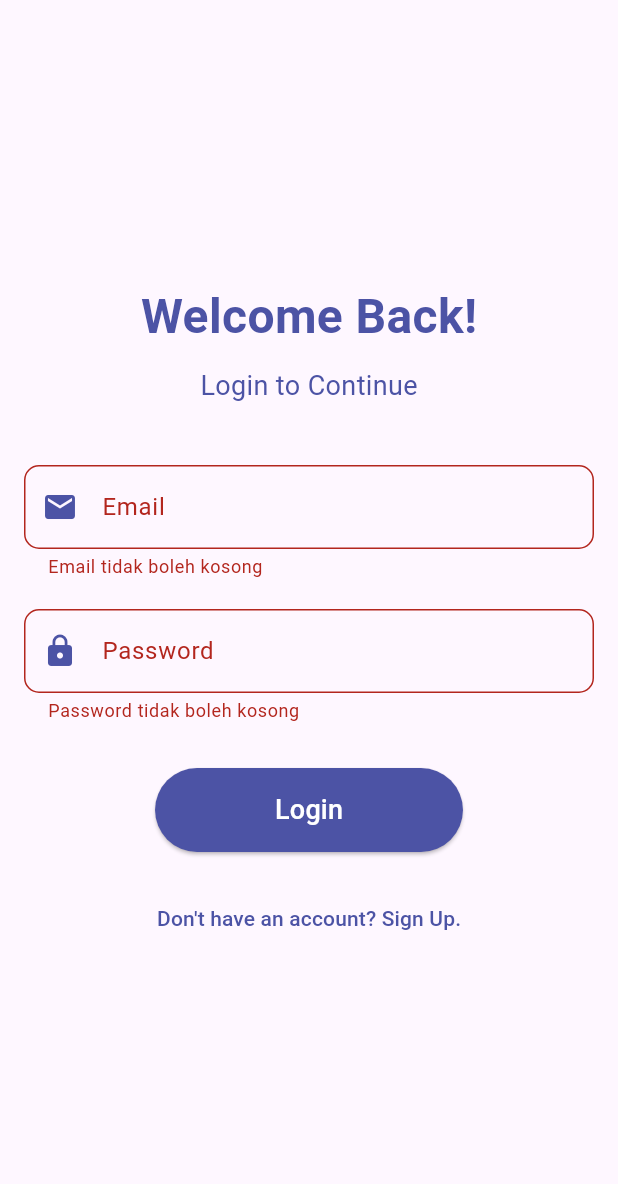
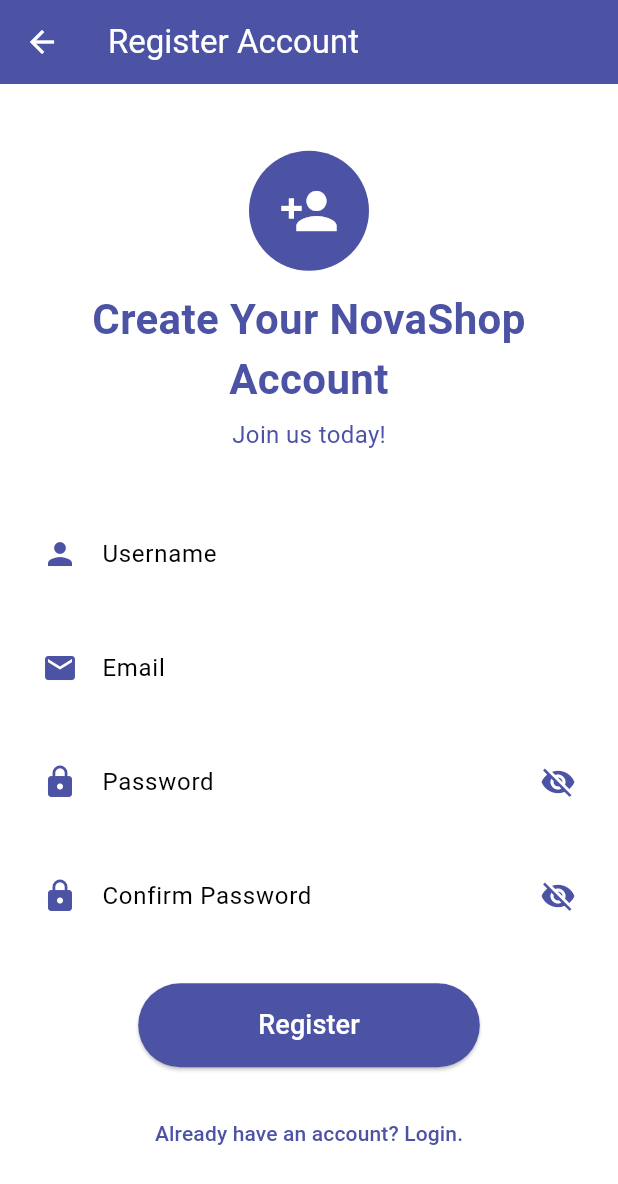
Before and after one commit to lemaopisang/UI_E-Commerce, a Flutter app: the screen it shows after launch, after a tap on "Login", after a tap on "Don't have an account? Sign Up.", on a phone screen of 412 x 824 dp. Shown: the top 1184 px of the screen. Run offline on Flutter 3.47's test engine with Material 3 defaults, Android fonts, the phone set to English and light mode, and no system bars.

Commit message:
V0.1 Beta Update

```diff
--- a/ui_ecommerce/lib/main.dart
+++ b/ui_ecommerce/lib/main.dart
@@ -1,19 +1,33 @@
 import 'package:flutter/material.dart';
 import 'pages/login_page.dart';
+import 'pages/register_page.dart';
 
 void main() {
-  runApp(const MyApp());
+  runApp(const NovaShopApp());
 }
 
-class MyApp extends StatelessWidget {
-  const MyApp({super.key});
+class NovaShopApp extends StatelessWidget {
+  const NovaShopApp({super.key});
 
   @override
   Widget build(BuildContext context) {
     return MaterialApp(
       debugShowCheckedModeBanner: false,
+      title: 'NovaShop',
+      theme: ThemeData(
+        // Set the primary color for the whole app
+        primaryColor: const Color(0xFF4C53A5),
+        colorScheme: ColorScheme.fromSwatch().copyWith(
+          secondary: const Color(0xFF4C53A5),
+        ),
+        fontFamily: 'Roboto',
+      ),
       initialRoute: 'LoginPage',
-      routes: {'LoginPage': (context) => const LoginPage()},
+      // Define the routes for navigation
+      routes: {
+        'LoginPage': (context) => const LoginPage(),
+        'RegisterPage': (context) => const RegisterPage(),
+      },
     );
   }
 }
--- a/ui_ecommerce/lib/pages/login_page.dart
+++ b/ui_ecommerce/lib/pages/login_page.dart
@@ -11,6 +11,22 @@
   final _formKey = GlobalKey<FormState>();
   final TextEditingController _emailController = TextEditingController();
   final TextEditingController _passwordController = TextEditingController();
+
+  // Added state variable for show/hide password feature
+  bool _passwordVisible = false;
+
+  @override
+  void initState() {
+    super.initState();
+    _passwordVisible = false;
+  }
+
+  @override
+  void dispose() {
+    _emailController.dispose();
+    _passwordController.dispose();
+    super.dispose();
+  }
 
   @override
   Widget build(BuildContext context) {
@@ -41,20 +57,34 @@
   }
 
   Widget _buildHeader() {
-    return const Column(
+    return Column(
       children: [
+        // This acts as the e-commerce logo
+        CircleAvatar(
+          radius: 40,
+          backgroundColor: Theme.of(context).primaryColor,
+          child: const Text(
+            'N',
+            style: TextStyle(
+              color: Colors.white,
+              fontSize: 36,
+              fontWeight: FontWeight.bold,
+            ),
+          ),
+        ),
+        const SizedBox(height: 12),
         Text(
-          'Welcome Back!',
+          'NovaShop',
           style: TextStyle(
             fontSize: 32,
             fontWeight: FontWeight.bold,
-            color: Color(0xFF4C53A5),
+            color: Theme.of(context).primaryColor,
           ),
         ),
-        SizedBox(height: 10),
+        const SizedBox(height: 6),
         Text(
-          'Login to Continue',
-          style: TextStyle(fontSize: 18, color: Color(0xFF4C53A5)),
+          'Welcome back — login to continue',
+          style: TextStyle(fontSize: 18, color: Theme.of(context).primaryColor),
         ),
       ],
     );
@@ -65,15 +95,15 @@
       controller: _emailController,
       decoration: InputDecoration(
         labelText: 'Email',
-        prefixIcon: const Icon(Icons.email, color: Color(0xFF4C53A5)),
+        prefixIcon: Icon(Icons.email, color: Theme.of(context).primaryColor),
         border: OutlineInputBorder(borderRadius: BorderRadius.circular(10)),
       ),
       validator: (value) {
         if (value == null || value.isEmpty) {
-          return 'Email tidak boleh kosong';
+          return 'Email tidak boleh kosong'; // Email cannot be empty
         }
         if (!RegExp(r'^[^@]+@[^@]+\.[^@]+').hasMatch(value)) {
-          return 'Format email tidak valid';
+          return 'Format email tidak valid'; // Invalid email format
         }
         return null;
       },
@@ -81,20 +111,34 @@
   }
 
   Widget _buildPasswordField() {
+    // This is the updated method with the show/hide password feature
     return TextFormField(
       controller: _passwordController,
+      obscureText: !_passwordVisible,
       decoration: InputDecoration(
         labelText: 'Password',
-        prefixIcon: const Icon(Icons.lock, color: Color(0xFF4C53A5)),
+        prefixIcon: Icon(Icons.lock, color: Theme.of(context).primaryColor),
         border: OutlineInputBorder(borderRadius: BorderRadius.circular(10)),
+        // Added the suffix icon with the IconButton to toggle visibility
+        suffixIcon: IconButton(
+          icon: Icon(
+            _passwordVisible ? Icons.visibility : Icons.visibility_off,
+            color: Theme.of(context).primaryColor,
+          ),
+          onPressed: () {
+            // Update the state to toggle password visibility
+            setState(() {
+              _passwordVisible = !_passwordVisible;
+            });
+          },
+        ),
       ),
-      obscureText: true,
       validator: (value) {
         if (value == null || value.isEmpty) {
-          return 'Password tidak boleh kosong';
+          return 'Password tidak boleh kosong'; // Password cannot be empty
         }
         if (value.length <= 6) {
-          return 'Password minimal 6 karakter';
+          return 'Password minimal 6 karakter'; // Password must be at least 6 characters
         }
         return null;
       },
@@ -105,11 +149,15 @@
     return ElevatedButton(
       onPressed: () {
         if (_formKey.currentState!.validate()) {
-          Navigator.pushReplacementNamed(context, 'AccountPage');
+          // You would handle the login logic here
+          // For this example, we'll just show a simple snackbar.
+          ScaffoldMessenger.of(context).showSnackBar(
+            const SnackBar(content: Text('Login berhasil!')),
+          );
         }
       },
       style: ElevatedButton.styleFrom(
-        backgroundColor: Color(0xFF4C53A5),
+        backgroundColor: Theme.of(context).primaryColor,
         padding: const EdgeInsets.symmetric(horizontal: 80, vertical: 15),
         shape: RoundedRectangleBorder(borderRadius: BorderRadius.circular(30)),
       ),
@@ -121,12 +169,15 @@
   }
 
   Widget _buildSignupLink(BuildContext context) {
-    return TextButton(onPressed: () {
-      Navigator.pushNamed(context, '/');
-    },
-    child: const Text(
-      "Don't have an account? Sign Up.",
-      style: TextStyle(color: Color(0xFF4C53A5)),
-    ));
+    return TextButton(
+      onPressed: () {
+        // Navigates to the new RegisterPage
+        Navigator.pushNamed(context, 'RegisterPage');
+      },
+      child: Text(
+        "Don't have an account? Sign Up.",
+        style: TextStyle(color: Theme.of(context).primaryColor),
+      ),
+    );
   }
 }
--- /dev/null
+++ b/ui_ecommerce/lib/pages/register_page.dart
@@ -0,0 +1,239 @@
+import 'package:flutter/material.dart';
+
+// --- REGISTER PAGE ---
+// This is the new page for user registration.
+
+class RegisterPage extends StatefulWidget {
+  const RegisterPage({super.key});
+
+  @override
+  State<RegisterPage> createState() => _RegisterPageState();
+}
+
+class _RegisterPageState extends State<RegisterPage> {
+  final _formKey = GlobalKey<FormState>();
+  final TextEditingController _usernameController = TextEditingController();
+  final TextEditingController _emailController = TextEditingController();
+  final TextEditingController _passwordController = TextEditingController();
+  final TextEditingController _confirmPasswordController = TextEditingController();
+
+  bool _passwordVisible = false;
+  bool _confirmPasswordVisible = false;
+
+  @override
+  void initState() {
+    super.initState();
+    _passwordVisible = false;
+    _confirmPasswordVisible = false;
+  }
+
+  @override
+  void dispose() {
+    _usernameController.dispose();
+    _emailController.dispose();
+    _passwordController.dispose();
+    _confirmPasswordController.dispose();
+    super.dispose();
+  }
+
+  @override
+  Widget build(BuildContext context) {
+    return Scaffold(
+      appBar: AppBar(
+        title: const Text('Register Account', style: TextStyle(color: Colors.white)),
+        backgroundColor: Theme.of(context).primaryColor,
+        elevation: 0,
+        iconTheme: const IconThemeData(color: Colors.white),
+      ),
+      body: Center(
+        child: SingleChildScrollView(
+          padding: const EdgeInsets.all(16),
+          child: Form(
+            key: _formKey,
+            child: Column(
+              mainAxisAlignment: MainAxisAlignment.center,
+              children: [
+                _buildHeader(),
+                const SizedBox(height: 40),
+                _buildTextField(
+                  controller: _usernameController,
+                  labelText: 'Username',
+                  prefixIcon: Icons.person,
+                  validator: (value) {
+                    if (value == null || value.isEmpty) {
+                      return 'Username tidak boleh kosong';
+                    }
+                    return null;
+                  },
+                ),
+                const SizedBox(height: 20),
+                _buildTextField(
+                  controller: _emailController,
+                  labelText: 'Email',
+                  prefixIcon: Icons.email,
+                  validator: (value) {
+                    if (value == null || value.isEmpty) {
+                      return 'Email tidak boleh kosong';
+                    }
+                    if (!RegExp(r'^[^@]+@[^@]+\.[^@]+').hasMatch(value)) {
+                      return 'Format email tidak valid';
+                    }
+                    return null;
+                  },
+                ),
+                const SizedBox(height: 20),
+                _buildPasswordTextField(
+                  controller: _passwordController,
+                  labelText: 'Password',
+                  isVisible: _passwordVisible,
+                  toggleVisibility: () {
+                    setState(() {
+                      _passwordVisible = !_passwordVisible;
+                    });
+                  },
+                  validator: (value) {
+                    if (value == null || value.isEmpty) {
+                      return 'Password tidak boleh kosong';
+                    }
+                    if (value.length <= 6) {
+                      return 'Password minimal 6 karakter';
+                    }
+                    return null;
+                  },
+                ),
+                const SizedBox(height: 20),
+                _buildPasswordTextField(
+                  controller: _confirmPasswordController,
+                  labelText: 'Confirm Password',
+                  isVisible: _confirmPasswordVisible,
+                  toggleVisibility: () {
+                    setState(() {
+                      _confirmPasswordVisible = !_confirmPasswordVisible;
+                    });
+                  },
+                  validator: (value) {
+                    if (value == null || value.isEmpty) {
+                      return 'Konfirmasi password tidak boleh kosong';
+                    }
+                    if (value != _passwordController.text) {
+                      return 'Password tidak cocok';
+                    }
+                    return null;
+                  },
+                ),
+                const SizedBox(height: 30),
+                _buildRegisterButton(context),
+                const SizedBox(height: 20),
+                _buildLoginLink(context),
+              ],
+            ),
+          ),
+        ),
+      ),
+    );
+  }
+
+  Widget _buildHeader() {
+    return Column(
+      children: [
+        CircleAvatar(
+          radius: 40,
+          backgroundColor: Theme.of(context).primaryColor,
+          child: const Icon(Icons.person_add, size: 40, color: Colors.white),
+        ),
+        const SizedBox(height: 12),
+        Text(
+          'Create Your NovaShop Account',
+          style: TextStyle(
+            fontSize: 28,
+            fontWeight: FontWeight.bold,
+            color: Theme.of(context).primaryColor,
+          ),
+          textAlign: TextAlign.center,
+        ),
+        const SizedBox(height: 6),
+        Text(
+          'Join us today!',
+          style: TextStyle(fontSize: 16, color: Theme.of(context).primaryColor),
+        ),
+      ],
+    );
+  }
+
+  Widget _buildTextField({
+    required TextEditingController controller,
+    required String labelText,
+    required IconData prefixIcon,
+    required FormFieldValidator<String> validator,
+  }) {
+    return TextFormField(
+      controller: controller,
+      decoration: InputDecoration(
+        labelText: labelText,
+        prefixIcon: Icon(prefixIcon, color: Theme.of(context).primaryColor),
+        border: OutlineInputBorder(borderRadius: BorderRadius.circular(10)),
+      ),
+      validator: validator,
+    );
+  }
+
+  Widget _buildPasswordTextField({
+    required TextEditingController controller,
+    required String labelText,
+    required bool isVisible,
+    required VoidCallback toggleVisibility,
+    required FormFieldValidator<String> validator,
+  }) {
+    return TextFormField(
+      controller: controller,
+      obscureText: !isVisible,
+      decoration: InputDecoration(
+        labelText: labelText,
+        prefixIcon: Icon(Icons.lock, color: Theme.of(context).primaryColor),
+        border: OutlineInputBorder(borderRadius: BorderRadius.circular(10)),
+        suffixIcon: IconButton(
+          icon: Icon(
+            isVisible ? Icons.visibility : Icons.visibility_off,
+            color: Theme.of(context).primaryColor,
+          ),
+          onPressed: toggleVisibility,
+        ),
+      ),
+      validator: validator,
+    );
+  }
+
+  Widget _buildRegisterButton(BuildContext context) {
+    return ElevatedButton(
+      onPressed: () {
+        if (_formKey.currentState!.validate()) {
+          // You would handle the registration logic here
+          ScaffoldMessenger.of(context).showSnackBar(
+            const SnackBar(content: Text('Registrasi berhasil!')),
+          );
+        }
+      },
+      style: ElevatedButton.styleFrom(
+        backgroundColor: Theme.of(context).primaryColor,
+        padding: const EdgeInsets.symmetric(horizontal: 80, vertical: 15),
+        shape: RoundedRectangleBorder(borderRadius: BorderRadius.circular(30)),
+      ),
+      child: const Text(
+        'Register',
+        style: TextStyle(color: Colors.white, fontSize: 18),
+      ),
+    );
+  }
+
+  Widget _buildLoginLink(BuildContext context) {
+    return TextButton(
+      onPressed: () {
+        Navigator.pop(context);
+      },
+      child: Text(
+        "Already have an account? Login.",
+        style: TextStyle(color: Theme.of(context).primaryColor),
+      ),
+    );
+  }
+}
```
Also changed, not shown: 1 other file.
